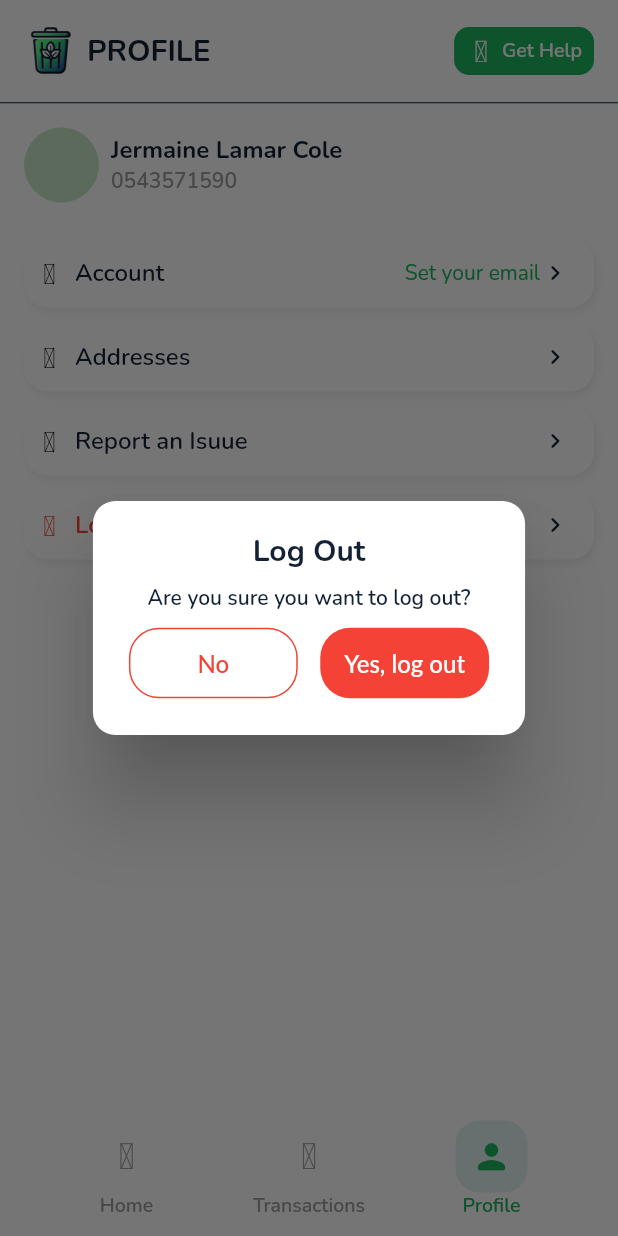
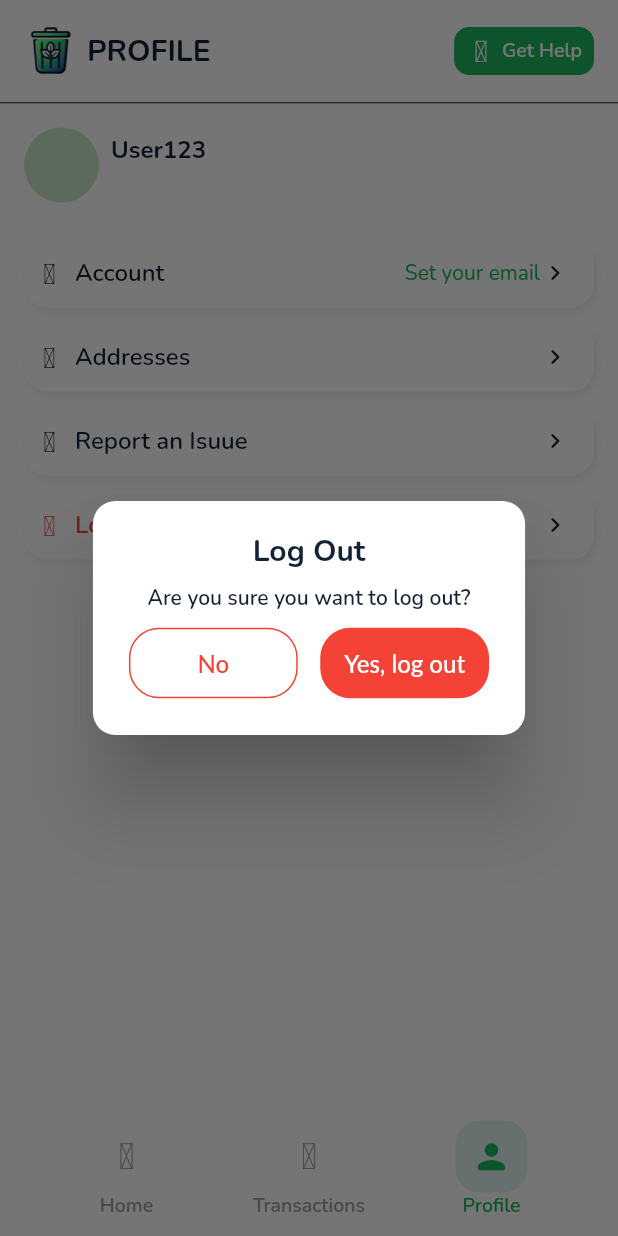
Before and after one commit to iDev-20/eco_bin, a Flutter app: the NavigationHostPage screen opened directly, item 3 of the bottom bar chosen, after a tap on "Log out", on a phone screen of 412 x 824 dp. Run offline on Flutter 3.47's test engine with Material 3 defaults, Android fonts, the phone set to English and light mode, and no system bars; our stand-ins replace flutter_spinkit, flutter_svg, iconsax, pin_input_text_field, shared_preferences, table_calendar; accounts and stored records are empty; Roboto replaces fonts that are missing (Lato).

```diff
--- a/lib/components/form_fields.dart
+++ b/lib/components/form_fields.dart
@@ -150,6 +150,7 @@ class PrimaryTextFormField extends StatelessWidget {
                   null,
               textInputAction: textInputAction,
               textCapitalization: textCapitalization ?? TextCapitalization.none,
+              enabled: enabled,
             ),
           ),
         ],
--- a/lib/models/shared_prefs.dart
+++ b/lib/models/shared_prefs.dart
@@ -120,4 +120,9 @@ class SharedPrefs {
     await prefs.remove('isLoggedIn');
     await prefs.remove('loggedInUser');
   }
+
+  static Future<String> getPhoneNumber() async {
+    final prefs = await SharedPreferences.getInstance();
+    return prefs.getString('phoneNumber') ?? '';
+  }
 }
--- a/lib/views/pages/home/main_home_page.dart
+++ b/lib/views/pages/home/main_home_page.dart
@@ -38,7 +38,7 @@ class _MainHomePageState extends State<MainHomePage> {
                     mainAxisAlignment: MainAxisAlignment.center,
                     children: [
                       Text(
-                        'Hello, Jermaine 👋',
+                        'Hello, User123 👋',
                         style: TextStyle(
                             color: AppColors.primary50,
                             fontSize: 20,
--- a/lib/views/pages/profile/profile_page.dart
+++ b/lib/views/pages/profile/profile_page.dart
@@ -22,6 +22,23 @@ class ProfilePage extends StatefulWidget {
 }
 
 class _ProfilePageState extends State<ProfilePage> {
+  String _phoneNumber = '';
+
+  @override
+  void initState() {
+    super.initState();
+    _loadPhoneNumber();
+  }
+
+  void _loadPhoneNumber() async {
+    String phoneNumber = await SharedPrefs.getPhoneNumber();
+    setState(() {
+      _phoneNumber = phoneNumber;
+    });
+  }
+
+  String avatarUrl = 'https://api.dicebear.com/9.x/<lorelei>/svg';
+
   @override
   Widget build(BuildContext context) {
     return AppPage(
@@ -30,26 +47,26 @@ class _ProfilePageState extends State<ProfilePage> {
         padding: const EdgeInsets.symmetric(horizontal: 16, vertical: 16),
         child: Column(
           children: [
-            const Row(
+            Row(
               children: [
-                CircleAvatar(
+                const CircleAvatar(
                   radius: 25,
-                  // backgroundImage: AppImages.profileImage,
+                  // backgroundImage: NetworkImage(avatarUrl),
                 ),
-                SizedBox(width: 8),
+                const SizedBox(width: 8),
                 Column(
                   crossAxisAlignment: CrossAxisAlignment.start,
                   children: [
-                    Text(
-                      'Jermaine Lamar Cole',
+                    const Text(
+                      'User123',
                       style: TextStyle(
                           color: AppColors.darkBlueText,
                           fontSize: 16,
                           fontWeight: FontWeight.w700),
                     ),
                     Text(
-                      '0543571590',
-                      style: TextStyle(
+                      _phoneNumber,
+                      style: const TextStyle(
                           color: Colors.grey, fontWeight: FontWeight.w600),
                     ),
                   ],
@@ -67,7 +84,10 @@ class _ProfilePageState extends State<ProfilePage> {
               ),
               onTap: () {
                 Navigation.navigateToScreen(
-                    context: context, screen: const AccountsPage());
+                    context: context,
+                    screen: AccountsPage(
+                      phoneNumber: _phoneNumber,
+                    ));
               },
             ),
             profileCard(
```
Also changed, not shown: lib/views/pages/profile/accounts_page.dart (+17 -9 lines).
